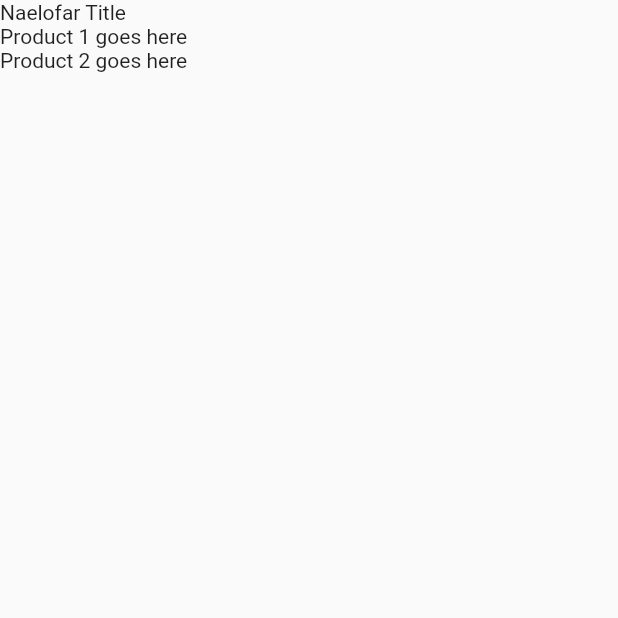
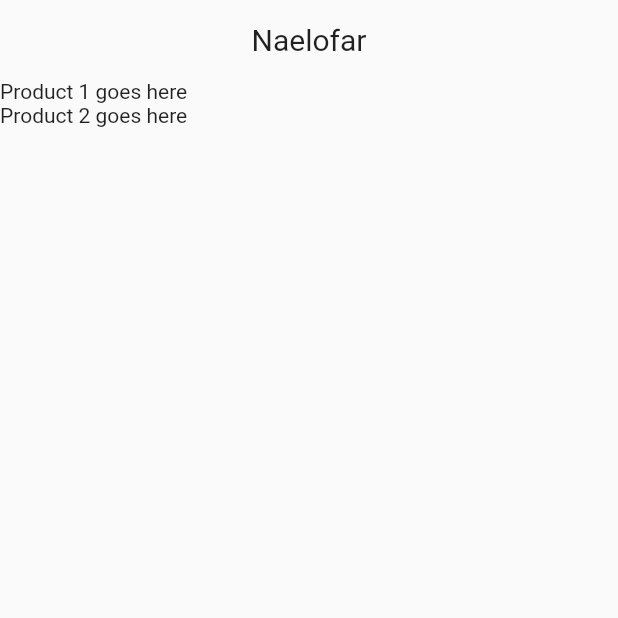
Before and after one commit to Xavier-IV/dev.zafranudin.app.naelofar, a Flutter app: the screen it shows after launch, on a phone screen of 412 x 824 dp, the top half of it. Run offline on Flutter 3.47's test engine with Material 2 defaults, Android fonts, the phone set to English and light mode, and no system bars.

Commit message:
Feat: Product title

```diff
--- a/lib/main.dart
+++ b/lib/main.dart
@@ -37,8 +37,18 @@ class _MyHomePageState extends State<MyHomePage> {
         child: Column(
           mainAxisAlignment: MainAxisAlignment.start,
           crossAxisAlignment: CrossAxisAlignment.start,
-          children: <Widget>[
-            Text('Naelofar Title'),
+          children: const <Widget>[
+            Center(
+              child: Padding(
+                padding: EdgeInsets.all(15.0),
+                child: Text(
+                  'Naelofar',
+                  style: TextStyle(
+                    fontSize: 20.0,
+                  ),
+                ),
+              ),
+            ),
             Text('Product 1 goes here'),
             Text('Product 2 goes here'),
           ],
```
